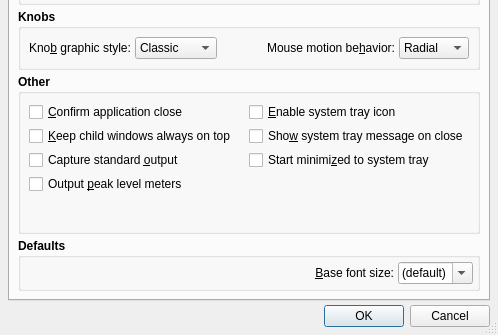
First picture: the form in src/qsynthOptionsForm.ui, repository rncbc/qsynth, before the edit; both pictures show x 0 to 498 and y 163 to 498 of the 498 by 498 pixel window.
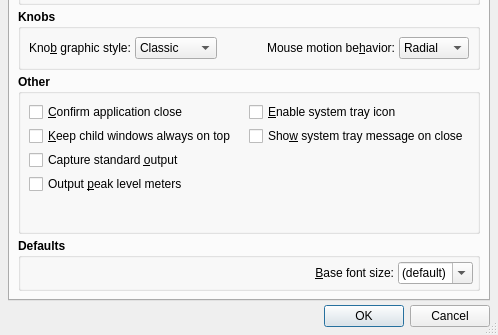
Second picture: the form after the edit.

Commit message: - Dropped old "Start minimized to system tray" option from setup.

The edit to the form file:
```diff
--- a/src/qsynthOptionsForm.ui
+++ b/src/qsynthOptionsForm.ui
@@ -552,22 +552,6 @@
             </property>
            </widget>
           </item>
-          <item row="2" column="2">
-           <widget class="QCheckBox" name="StartMinimizedCheckBox" >
-            <property name="font" >
-             <font>
-              <weight>50</weight>
-              <bold>false</bold>
-             </font>
-            </property>
-            <property name="toolTip" >
-             <string>Whether to start minimized to system tray</string>
-            </property>
-            <property name="text" >
-             <string>Start minimi&amp;zed to system tray</string>
-            </property>
-           </widget>
-          </item>
           <item row="4" column="0" colspan="3">
            <spacer>
             <property name="orientation">
```
Left out of the diff: 2 changed lines with no effect on the pictures. The commit also changes 13 other files.
